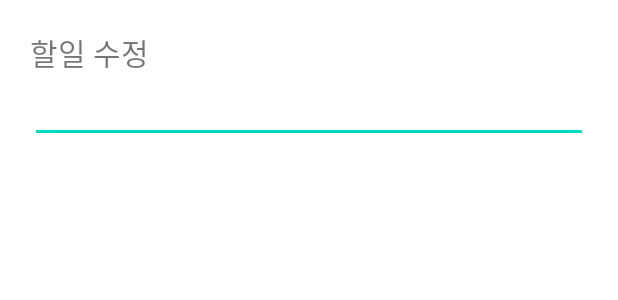
After one commit to sudale/Android-App, an Android app: the layout activity_update.xml on its own in the app's theme, with its tools: preview values and no code run, on a phone screen of 412 x 824 dp. The commit adds this screen. Shown: the top 300 px of the screen. Run offline under Robolectric (Android 15) with nearby library versions, the light colour scheme and no system bars.

Commit message:
DB연결까지 커밋

```diff
--- /dev/null
+++ b/ex9_sqlite_prac/src/main/res/layout/activity_update.xml
@@ -0,0 +1,21 @@
+<?xml version="1.0" encoding="utf-8"?>
+<LinearLayout xmlns:android="http://schemas.android.com/apk/res/android"
+    xmlns:app="http://schemas.android.com/apk/res-auto"
+    xmlns:tools="http://schemas.android.com/tools"
+    android:layout_width="match_parent"
+    android:layout_height="match_parent"
+    tools:context=".UpdateActivity"
+    android:orientation="vertical"
+    android:padding="20dp">
+    <TextView
+        android:layout_width="match_parent"
+        android:layout_height="wrap_content"
+        android:text="할일 수정"
+        android:textSize="20sp"/>
+    <EditText
+        android:layout_width="match_parent"
+        android:layout_height="wrap_content"
+        android:inputType="text"
+        android:id="@+id/update_editView"/>
+
+</LinearLayout>
```
Also changed, not shown: ex9_sqlite_prac/src/main/AndroidManifest.xml (+7 -0 lines), ex9_sqlite_prac/src/main/java/com/example/ex9_sqlite_prac/AddActivity.kt (+22 -16 lines), ex9_sqlite_prac/src/main/java/com/example/ex9_sqlite_prac/MyAdapter.kt (+40 -3 lines), ex9_sqlite_prac/src/main/java/com/example/ex9_sqlite_prac/UpdateActivity.kt (added, +50 -0 lines), ex9_sqlite_prac/src/main/res/layout/item_recyclerview.xml (+15 -0 lines).
